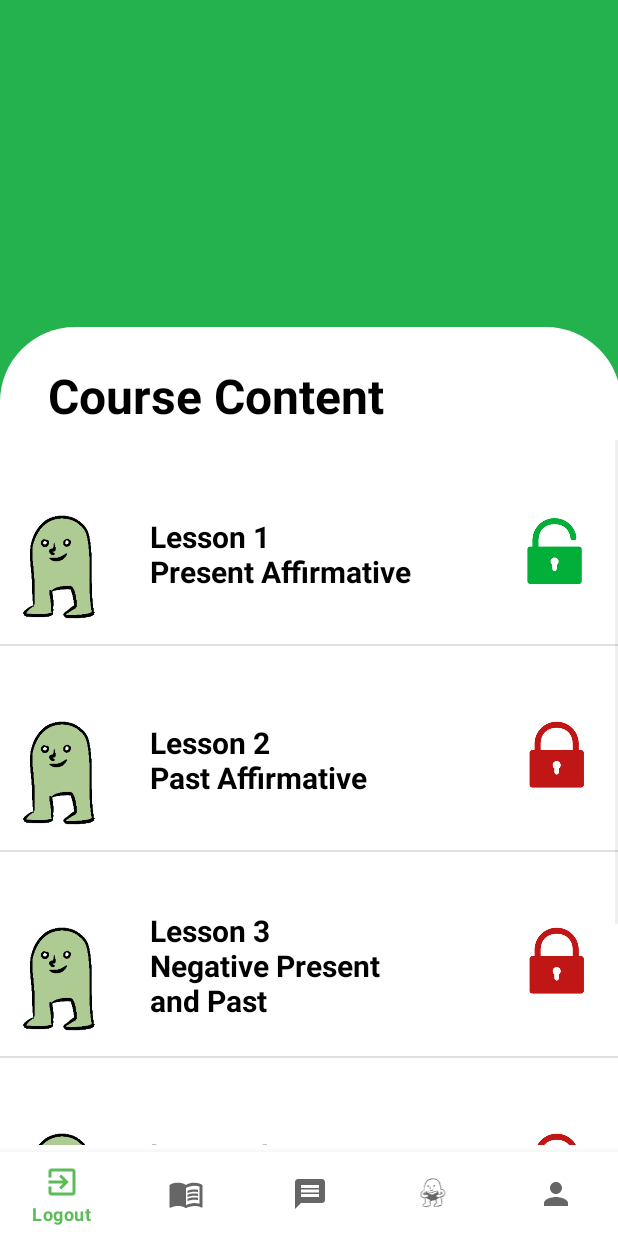
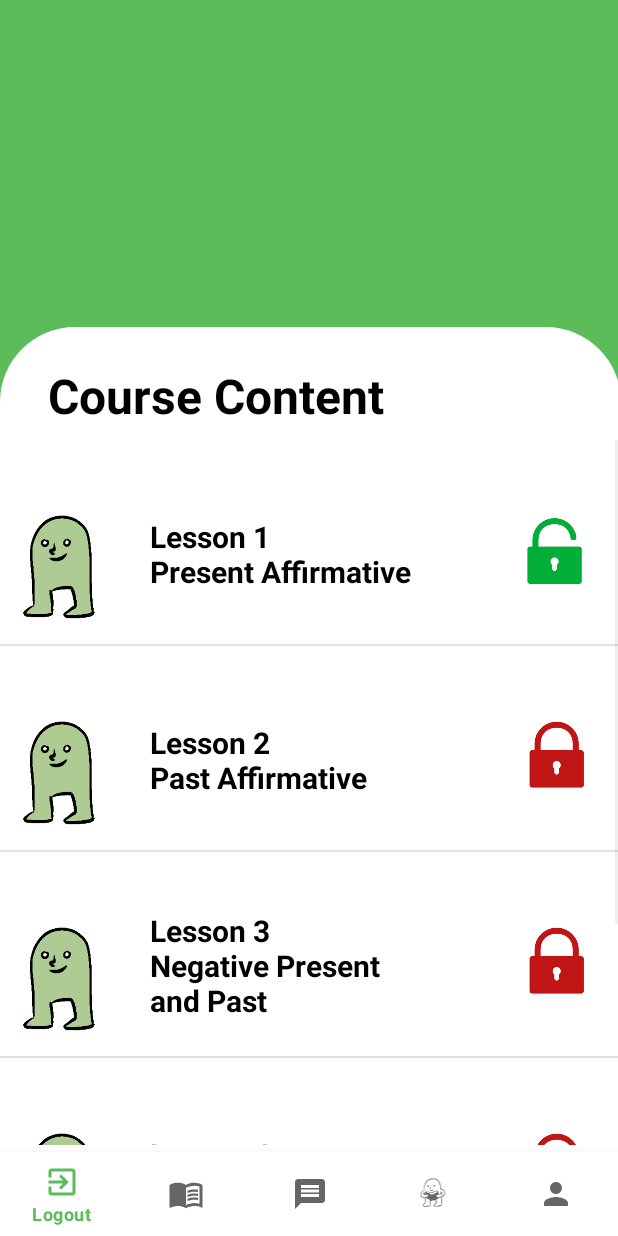
Before and after one commit to zhuje/NUMADSp22_FinalProject, an Android app: the MainLessonsScreen screen opened directly, with no data from a screen before it, on a phone screen of 412 x 824 dp. Run offline under Robolectric (Android 15) with nearby library versions, the phone set to English and light mode, and no system bars; our stand-ins replace Firebase (no records; nobody signed in at launch, a user with empty details on screens opened directly).

Commit message:
Fixed issue with green background.

```diff
--- a/app/src/main/res/layout/activity_main_lessons_screen.xml
+++ b/app/src/main/res/layout/activity_main_lessons_screen.xml
@@ -4,6 +4,7 @@
     xmlns:tools="http://schemas.android.com/tools"
     android:layout_width="match_parent"
     android:layout_height="match_parent"
+    android:background="@color/colorPrimary"
     tools:context=".MainLessonsScreen">
 
     <ImageView
@@ -15,8 +16,7 @@
         app:layout_constraintEnd_toEndOf="parent"
         app:layout_constraintHorizontal_bias="1.0"
         app:layout_constraintStart_toStartOf="parent"
-        app:layout_constraintTop_toTopOf="parent"
-        app:srcCompat="@drawable/green" />
+        app:layout_constraintTop_toTopOf="parent" />
 
     <androidx.constraintlayout.widget.ConstraintLayout
         android:layout_width="414dp"
--- a/app/src/main/res/layout/activity_sub_lesson1.xml
+++ b/app/src/main/res/layout/activity_sub_lesson1.xml
@@ -4,6 +4,7 @@
     xmlns:tools="http://schemas.android.com/tools"
     android:layout_width="match_parent"
     android:layout_height="match_parent"
+    android:background="@color/colorPrimary"
     tools:context=".MainLessonsScreen">
 
     <ImageView
@@ -15,8 +16,7 @@
         app:layout_constraintEnd_toEndOf="parent"
         app:layout_constraintHorizontal_bias="0.646"
         app:layout_constraintStart_toStartOf="parent"
-        app:layout_constraintTop_toTopOf="parent"
-        app:srcCompat="@drawable/green" />
+        app:layout_constraintTop_toTopOf="parent" />
 
     <androidx.constraintlayout.widget.ConstraintLayout
         android:layout_width="411dp"
--- a/app/src/main/res/layout/activity_sub_lesson2.xml
+++ b/app/src/main/res/layout/activity_sub_lesson2.xml
@@ -4,6 +4,7 @@
     xmlns:tools="http://schemas.android.com/tools"
     android:layout_width="match_parent"
     android:layout_height="match_parent"
+    android:background="@color/colorPrimary"
     tools:context=".MainLessonsScreen">
 
     <ImageView
@@ -15,8 +16,7 @@
         app:layout_constraintEnd_toEndOf="parent"
         app:layout_constraintHorizontal_bias="0.646"
         app:layout_constraintStart_toStartOf="parent"
-        app:layout_constraintTop_toTopOf="parent"
-        app:srcCompat="@drawable/green" />
+        app:layout_constraintTop_toTopOf="parent" />
 
     <androidx.constraintlayout.widget.ConstraintLayout
         android:layout_width="411dp"
--- a/app/src/main/res/layout/activity_sub_lesson3.xml
+++ b/app/src/main/res/layout/activity_sub_lesson3.xml
@@ -4,6 +4,7 @@
     xmlns:tools="http://schemas.android.com/tools"
     android:layout_width="match_parent"
     android:layout_height="match_parent"
+    android:background="@color/colorPrimary"
     tools:context=".MainLessonsScreen">
 
     <ImageView
@@ -15,8 +16,7 @@
         app:layout_constraintEnd_toEndOf="parent"
         app:layout_constraintHorizontal_bias="0.646"
         app:layout_constraintStart_toStartOf="parent"
-        app:layout_constraintTop_toTopOf="parent"
-        app:srcCompat="@drawable/green" />
+        app:layout_constraintTop_toTopOf="parent" />
 
     <androidx.constraintlayout.widget.ConstraintLayout
         android:layout_width="411dp"
--- a/app/src/main/res/layout/activity_sub_lesson4.xml
+++ b/app/src/main/res/layout/activity_sub_lesson4.xml
@@ -4,6 +4,7 @@
     xmlns:tools="http://schemas.android.com/tools"
     android:layout_width="match_parent"
     android:layout_height="match_parent"
+    android:background="@color/colorPrimary"
     tools:context=".MainLessonsScreen">
 
     <ImageView
@@ -15,8 +16,7 @@
         app:layout_constraintEnd_toEndOf="parent"
         app:layout_constraintHorizontal_bias="0.646"
         app:layout_constraintStart_toStartOf="parent"
-        app:layout_constraintTop_toTopOf="parent"
-        app:srcCompat="@drawable/green" />
+        app:layout_constraintTop_toTopOf="parent" />
 
     <androidx.constraintlayout.widget.ConstraintLayout
         android:layout_width="411dp"
--- a/app/src/main/res/layout/activity_sub_lesson5.xml
+++ b/app/src/main/res/layout/activity_sub_lesson5.xml
@@ -4,6 +4,7 @@
     xmlns:tools="http://schemas.android.com/tools"
     android:layout_width="match_parent"
     android:layout_height="match_parent"
+    android:background="@color/colorPrimary"
     tools:context=".MainLessonsScreen">
 
     <ImageView
@@ -15,8 +16,7 @@
         app:layout_constraintEnd_toEndOf="parent"
         app:layout_constraintHorizontal_bias="0.646"
         app:layout_constraintStart_toStartOf="parent"
-        app:layout_constraintTop_toTopOf="parent"
-        app:srcCompat="@drawable/green" />
+        app:layout_constraintTop_toTopOf="parent" />
 
     <androidx.constraintlayout.widget.ConstraintLayout
         android:layout_width="411dp"
```
Also changed, not shown: app/src/main/res/drawable-v24/green.png (deleted).
